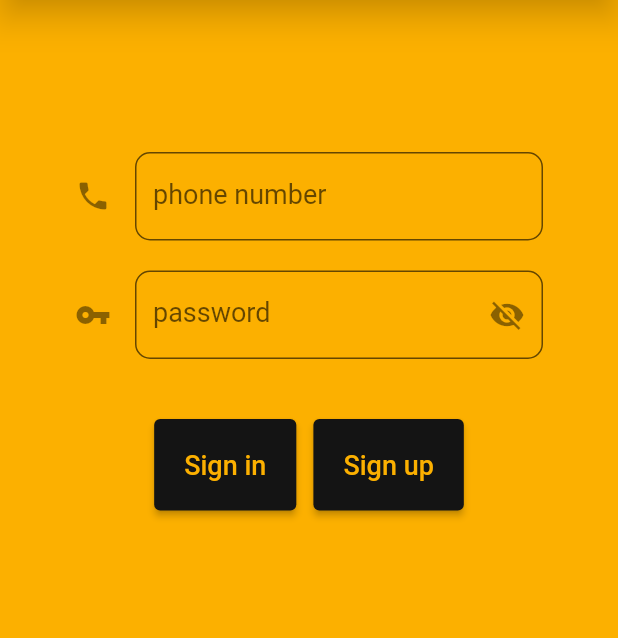
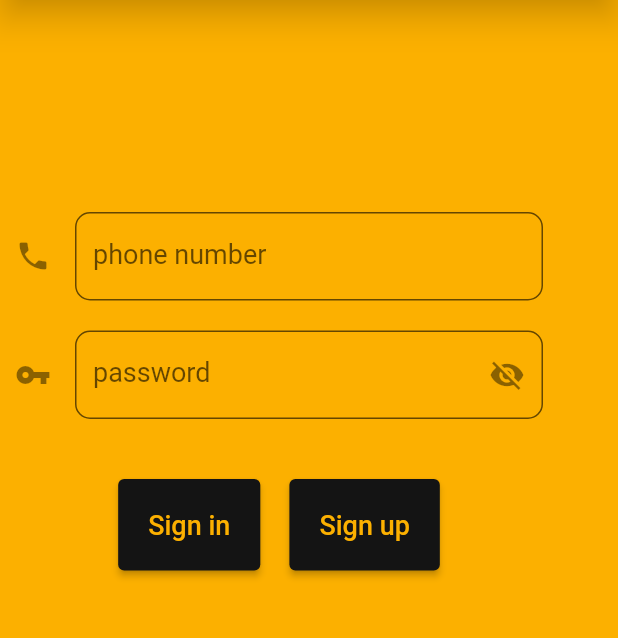
Before and after one commit to seyed-mostafa/seller_app, a Flutter app: the screen it shows after launch, on a phone screen of 412 x 824 dp, the part 97-735 px from its top. Run offline on Flutter 3.47's test engine with Material 2 defaults, Android fonts, the light colour scheme and no system bars; our stand-ins replace charts_flutter, flutter_rating_bar, flutter_switch, font_awesome_flutter, google_maps_flutter, syncfusion_flutter_charts.

Commit message:
send message.

```diff
--- a/lib/Pages/EnteringPage.dart
+++ b/lib/Pages/EnteringPage.dart
@@ -28,11 +28,16 @@ class _EnteringPageState extends State<EnteringPage> {
   String errorMessage = "Phone number Or Password is wrong";
   bool validUser = false;
 
-  //for first time don't show error of input (red container in top)
-  bool flag = true;
+
 
   //for hide entering password
   bool hidden = true;
+
+  @override
+  Widget build(BuildContext context) {
+
+    //for first time don't show error of input (red container in top)
+    bool flag = true;
 
     _sendMessage() async { //format: Entering::phone::password
       String messageServer = "";
@@ -53,34 +58,32 @@ class _EnteringPageState extends State<EnteringPage> {
         validUser = true;
         messageServer = messageServer.substring(4);// remove true in start message
         customerAndRestaurantMaker(messageServer);
+        Navigator.pushReplacement(
+          context,
+          MaterialPageRoute(
+              builder: (context) =>
+                  Nav() // 0 index just for test
+          ),
+        );
+      } else {
+        print('ali');
+        flag = false;
       }
+      setState(() {
+
+      });
     }
 
-  @override
-  Widget build(BuildContext context) {
     return Scaffold(
       appBar: appBar(),
       body: SingleChildScrollView(
         child: Container(
           height: MediaQuery.of(context).size.height,
           color: theme.yellow,
-          padding: EdgeInsets.fromLTRB(50, 30, 50, 50),
+          padding: EdgeInsets.fromLTRB(10, 30, 50, 50),
           child: Column(
             children: [
-              SizedBox(height: 20,),
-              validUser||flag ?
-              Container(height: 40,):
-              Container(
-                decoration: BoxDecoration(
-                  color: Colors.red,
-                  borderRadius: BorderRadius.all(Radius.circular(10)),
-                ),
-                height: 40,
-                child: Center(
-                  child: Text(errorMessage,
-                    style: TextStyle(color: Colors.white,),),
-                ),
-              ),
+              SizedBox(height: 100,),
               SizedBox(height: 20,),
               TextField(
                 cursorColor: theme.black,
@@ -153,10 +156,10 @@ class _EnteringPageState extends State<EnteringPage> {
                         padding: EdgeInsets.all(20)
                     ),
                     onPressed: () {
-                      flag = false;
                       print(inputPhoneNumberEnter);
                       print(inputPasswordEnter);
                       _sendMessage();
+
                       if (validUser) {
                         Navigator.pushReplacement(
                           context,
```
Also changed, not shown: lib/Pages/easyLoader.dart (+48 -48 lines). Lines whose indentation alone changed are shown as unchanged.
